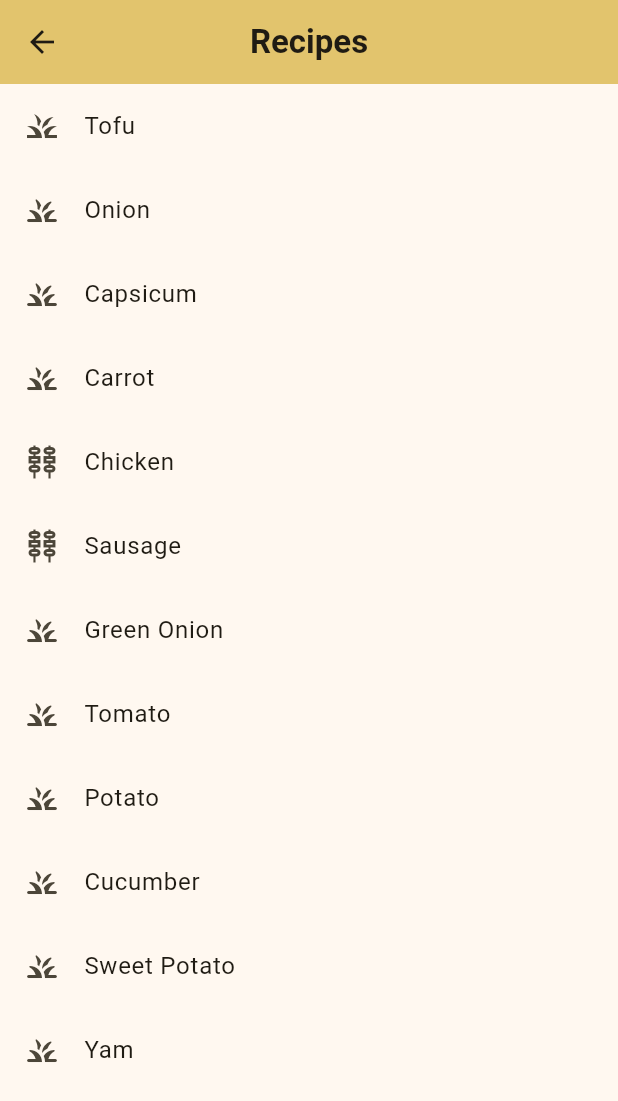
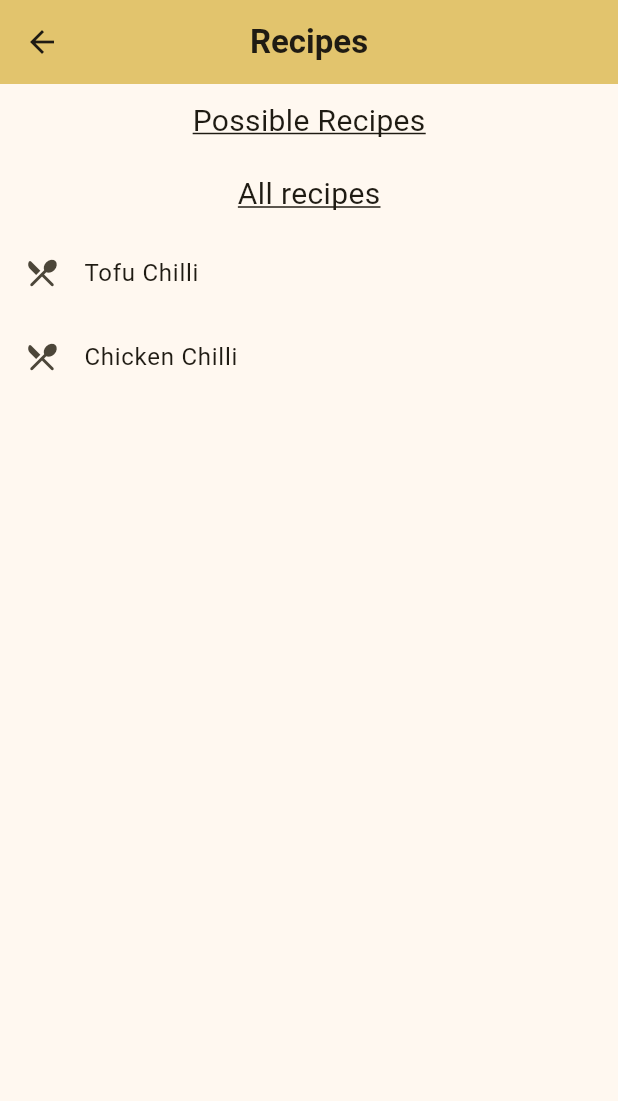
Before and after one commit to Aayushstha03/fridge-manager, a Flutter app: the RecipePage screen opened directly, on a phone screen of 412 x 824 dp. Shown: the top 1101 px of the screen. Run offline on Flutter 3.47's test engine with Material 3 defaults, Android fonts, the light colour scheme and no system bars.

Commit message:
updates to the recipe page that will display all possible and all recipes

```diff
--- a/lib/components/dialog.dart
+++ b/lib/components/dialog.dart
@@ -1,6 +1,3 @@
-// TODO if item is in pantry do not add again display warning! also snackbar
-// todo display snackbar when successfully added item
-
 import 'package:flutter/material.dart';
 import 'package:fridge_app/models/ingredient.dart';
 import 'package:fridge_app/models/ingredient_model.dart';
--- a/lib/models/ingredient_model.dart
+++ b/lib/models/ingredient_model.dart
@@ -18,23 +18,34 @@ class Ingredients extends ChangeNotifier {
     sweetPotato,
     yam,
   ];
-//list of current pantry contents
-  List<Ingredient> currentPantry = [
-    // Ingredient(name: 'Tofu', icon: const Icon(Icons.grass_rounded))
-  ];
-
-  List<Recipe> recipes = [];
-//get all ingredients
   List<Ingredient> getIngredients() {
     // ingredients.sort((a, b) => a.name.length.compareTo(b.name.length));
     return ingredients;
   }
 
-// pantry contents
+//list of current pantry contents
+  List<Ingredient> currentPantry = [
+    // Ingredient(name: 'Tofu', icon: const Icon(Icons.grass_rounded))
+  ];
   List<Ingredient> getPantryContents() {
     return currentPantry;
   }
 
+//list of all the recipes that we can cook
+  List<Recipe> recipes = [tofuChilli, chimkenChilli];
+
+  List<Recipe> getRecipes() {
+    return recipes;
+  }
+//get all ingredients
+
+  List<Recipe> possibleRecipes = [];
+
+  List<Recipe> getPossibleRecipes() {
+    return possibleRecipes;
+  }
+
+// pantry contents
   ///add item to pantry from list of ingredients
   void addToPantry(Ingredient item) {
     currentPantry.add(item);
@@ -46,4 +57,9 @@ class Ingredients extends ChangeNotifier {
     currentPantry.remove(item);
     notifyListeners();
   }
+
+  //
+  void checkPossibleRecipes() {
+    for (Recipe recipe in recipes) {}
+  }
 }
--- a/lib/models/recipe.dart
+++ b/lib/models/recipe.dart
@@ -13,3 +13,15 @@ class Recipe {
     required this.type,
   });
 }
+
+Recipe tofuChilli = Recipe(
+    name: 'Tofu Chilli',
+    primaryIngredients: [tofu, onion, tomato],
+    secondaryIngredients: [greenOnio],
+    type: 'veggie');
+
+Recipe chimkenChilli = Recipe(
+    name: 'Chicken Chilli',
+    primaryIngredients: [chimken, onion, tomato],
+    secondaryIngredients: [greenOnio],
+    type: 'veggie');
--- a/lib/pages/recipe_page.dart
+++ b/lib/pages/recipe_page.dart
@@ -22,17 +22,54 @@ class _RecipePageState extends State<RecipePage> {
           ),
           centerTitle: true,
         ),
-        body: ListView.builder(
-          itemCount: value.ingredients.length,
+        body: Column(
+          mainAxisSize: MainAxisSize.min,
+          children: [
+            const SizedBox(height: 10),
+            const Text('Possible Recipes',
+                style: TextStyle(
+                  fontSize: 20,
+                  decoration: TextDecoration.underline,
+                )),
+            const SizedBox(
+              height: 10,
+            ),
+            ListView.builder(
+              shrinkWrap: true,
+              itemCount: value.possibleRecipes.length,
               itemBuilder: (context, index) {
                 // if (value.getIngredients()[index].type == 'veggie') {
                 //   String iconData = 'Icons.grass_rounded';
                 // }
                 return ListTile(
-              leading: value.getIngredients()[index].icon,
-              title: Text(value.getIngredients()[index].name),
+                  leading: const Icon(Icons.restaurant_menu_rounded),
+                  title: Text(value.getPossibleRecipes()[index].name),
                 );
               },
+            ),
+            const SizedBox(height: 10),
+            const Text('All recipes',
+                style: TextStyle(
+                  fontSize: 20,
+                  decoration: TextDecoration.underline,
+                )),
+            const SizedBox(
+              height: 10,
+            ),
+            ListView.builder(
+              shrinkWrap: true,
+              itemCount: value.recipes.length,
+              itemBuilder: (context, index) {
+                // if (value.getIngredients()[index].type == 'veggie') {
+                //   String iconData = 'Icons.grass_rounded';
+                // }
+                return ListTile(
+                  leading: const Icon(Icons.restaurant_menu_rounded),
+                  title: Text(value.getRecipes()[index].name),
+                );
+              },
+            ),
+          ],
         ),
       ),
     );
```
Lines whose indentation alone changed are shown as unchanged.
